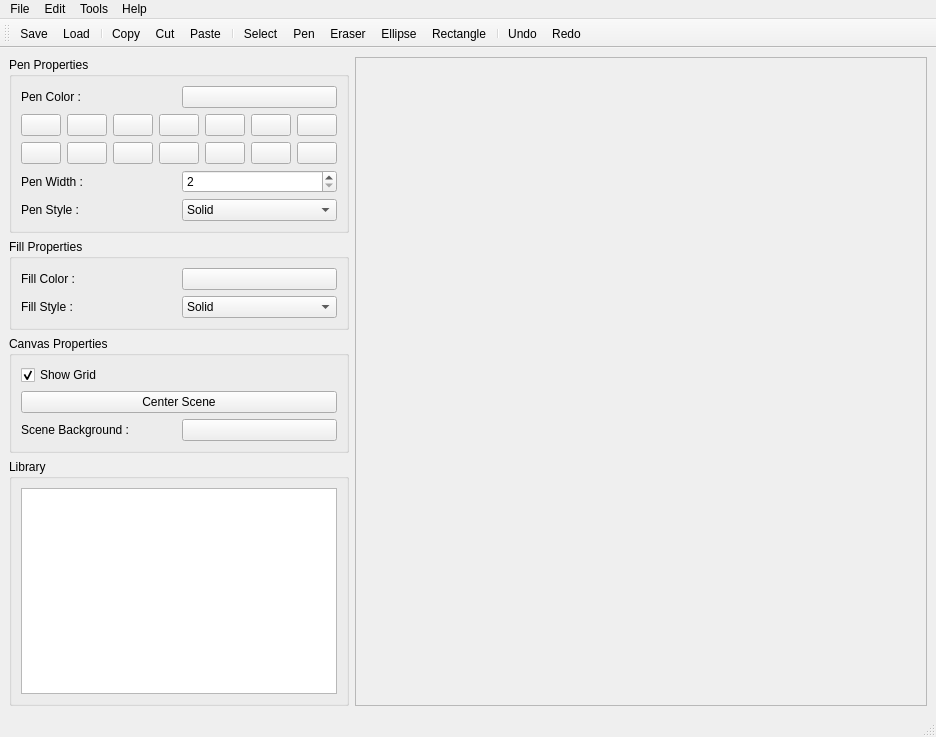
This is PainterApplication/mainwindow.ui in Arthur-T-Lambert/PainterApp as Qt 5 draws it before an edit. The edited form follows.
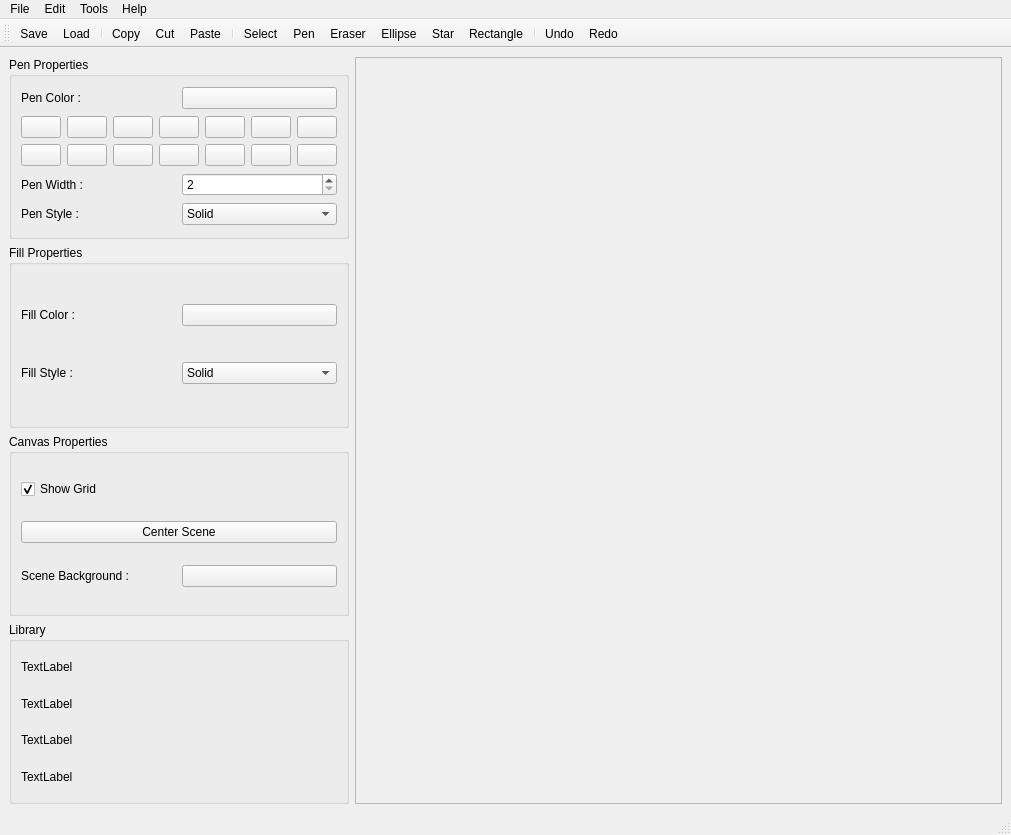
This is the edited form. Icons and pictures are not drawn.

The edit to the form file:
```diff
--- a/PainterApplication/mainwindow.ui
+++ b/PainterApplication/mainwindow.ui
@@ -6,8 +6,8 @@
    <rect>
     <x>0</x>
     <y>0</y>
-    <width>936</width>
-    <height>737</height>
+    <width>1011</width>
+    <height>835</height>
    </rect>
   </property>
   <property name="windowTitle">
@@ -373,12 +373,30 @@
         </property>
         <layout class="QVBoxLayout" name="verticalLayout_5">
          <item>
-          <widget class="QGraphicsView" name="libraryView">
-           <property name="sizePolicy">
-            <sizepolicy hsizetype="Preferred" vsizetype="Expanding">
-             <horstretch>0</horstretch>
-             <verstretch>0</verstretch>
-            </sizepolicy>
+          <widget class="QLabel" name="Ellipse">
+           <property name="text">
+            <string>TextLabel</string>
+           </property>
+          </widget>
+         </item>
+         <item>
+          <widget class="QLabel" name="Rectangle">
+           <property name="text">
+            <string>TextLabel</string>
+           </property>
+          </widget>
+         </item>
+         <item>
+          <widget class="QLabel" name="Circle">
+           <property name="text">
+            <string>TextLabel</string>
+           </property>
+          </widget>
+         </item>
+         <item>
+          <widget class="QLabel" name="Quick">
+           <property name="text">
+            <string>TextLabel</string>
            </property>
           </widget>
          </item>
@@ -397,8 +415,8 @@
         <rect>
          <x>0</x>
          <y>0</y>
-         <width>598</width>
-         <height>618</height>
+         <width>402</width>
+         <height>714</height>
         </rect>
        </property>
       </widget>
@@ -421,8 +439,8 @@
     <rect>
      <x>0</x>
      <y>0</y>
-     <width>936</width>
-     <height>22</height>
+     <width>1011</width>
+     <height>24</height>
     </rect>
    </property>
    <widget class="QMenu" name="menuFile">
@@ -491,6 +509,7 @@
    <addaction name="actionPen"/>
    <addaction name="actionEraser"/>
    <addaction name="actionEllipse"/>
+   <addaction name="actionStar"/>
    <addaction name="actionRectangle"/>
    <addaction name="separator"/>
    <addaction name="actionUndo"/>
```
Left out of the diff: 20 changed lines with no effect on the pictures.
